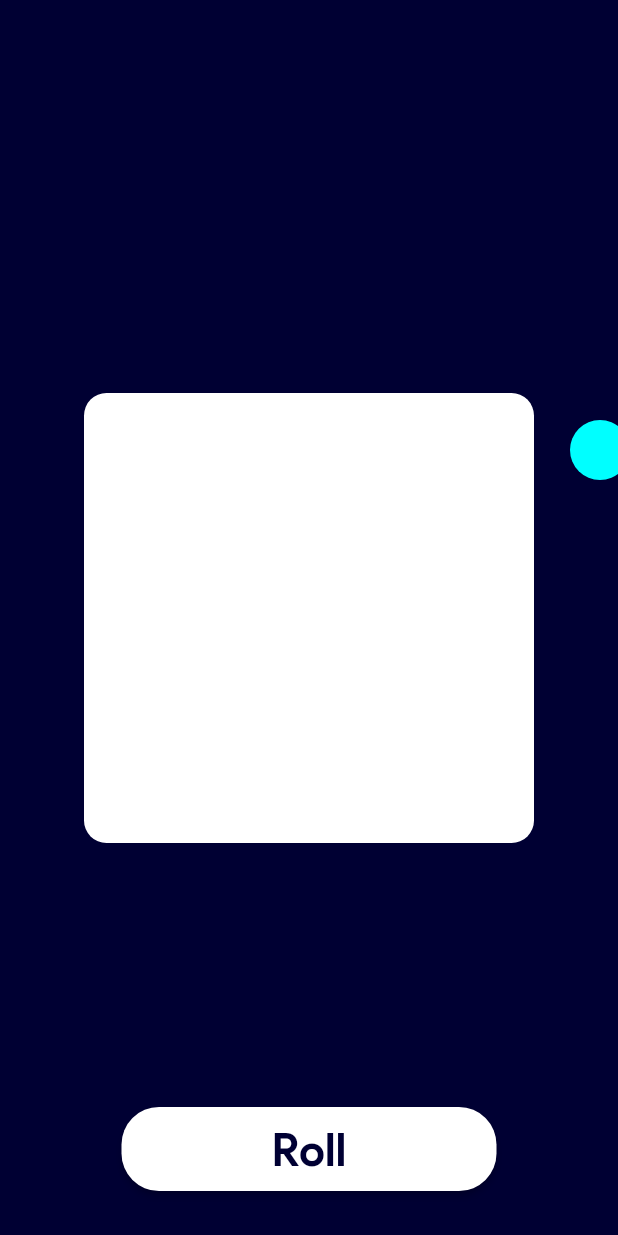
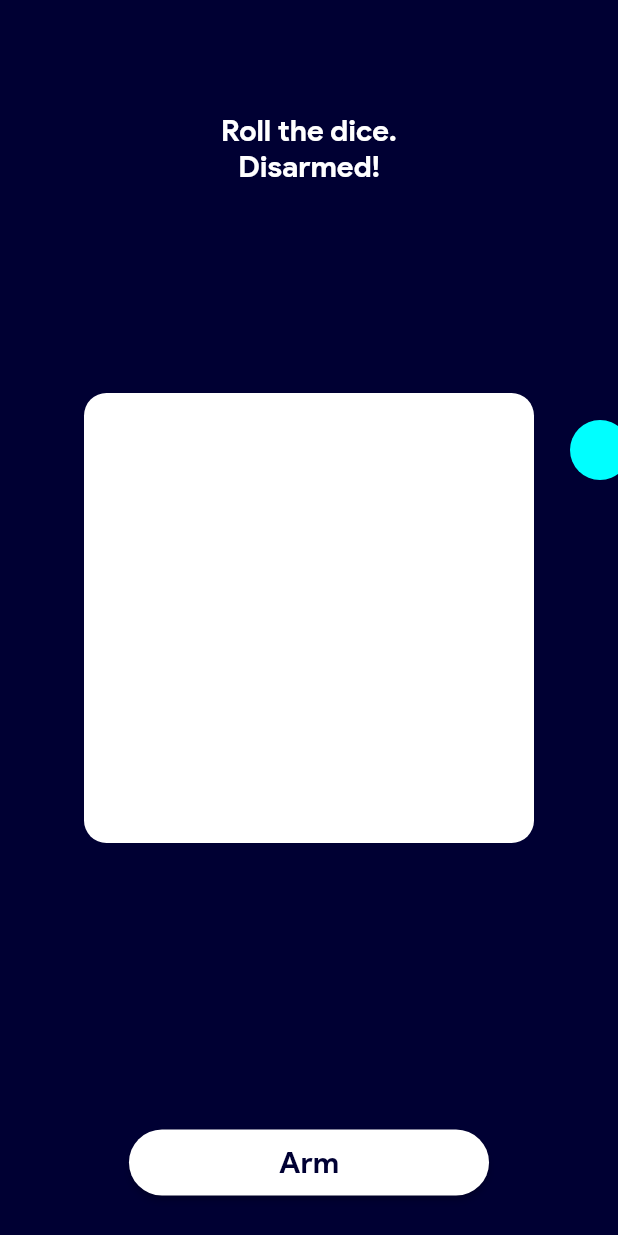
Before and after one commit to iamtheblackunicorn/Random, a Flutter app: the screen it shows after launch, on a phone screen of 412 x 824 dp. Run offline on Flutter 3.47's test engine with Material 2 defaults, Android fonts, the phone set to English and light mode, and no system bars.

Commit message:
v.2.0.0 Tarot

```diff
--- a/lib/src/dice.dart
+++ b/lib/src/dice.dart
@@ -36,6 +36,10 @@ class TheDiceState extends State<TheDice> {
   late Function buttonAction;
   late String buttonText;
   late Timer timer;
+  late Color bgColor;
+  late Color chFaceColor;
+  late String statusText;
+  late String armedStatus;
 
   /// Here we actually populate
   /// the empty variables.
@@ -49,6 +53,10 @@ class TheDiceState extends State<TheDice> {
     otherRandInst = new Random();
     buttonAction = rollDice;
     buttonText = rollText;
+    bgColor = baseBackGroundColor;
+    chFaceColor = diceFaceColor;
+    statusText = introText;
+    armedStatus = disarmed;
     offSetListOne = [
       Offset(
         (window.physicalSize.width/window.devicePixelRatio)/2,
@@ -162,11 +170,17 @@ class TheDiceState extends State<TheDice> {
   void stopRolling(){
     timer.cancel();
     setState((){
+      bgColor = baseBackGroundColor;
+      chFaceColor = diceFaceColor;
       otherRandInst = new Random();
       int randIndex = min + otherRandInst.nextInt(max - min);
       currentFace = allFaces[randIndex];
       buttonAction = rollDice;
       buttonText = rollText;
+      int result = randIndex + 1;
+      String userNum = result.toString();
+      statusText = '$outroText $userNum!';
+      armedStatus = disarmed;
     });
   }
 
@@ -175,8 +189,12 @@ class TheDiceState extends State<TheDice> {
   @override
   void rollDice(){
     setState((){
+      statusText = introText;
       buttonAction = stopRolling;
       buttonText = stopText;
+      bgColor = bgArmedColor;
+      chFaceColor = diceArmedColor;
+      armedStatus = armed;
       timer = Timer.periodic(
         Duration(
           milliseconds: duration
@@ -207,10 +225,11 @@ class TheDiceState extends State<TheDice> {
           new Container(
             width: MediaQuery.of(context).size.width,
             height: MediaQuery.of(context).size.height,
-            color: baseBackGroundColor,
+            color: bgColor,
             child: new CustomPaint(
               painter: Face(
-                offSetList: currentFace
+                offSetList: currentFace,
+                faceColor: chFaceColor
               )
             )
           ),
@@ -220,14 +239,13 @@ class TheDiceState extends State<TheDice> {
             child: new Column(
               mainAxisAlignment: MainAxisAlignment.end,
               children: <Widget> [
-
                 new Padding(
                   padding: EdgeInsets.all(outerPadding),
                   child:new RaisedButton(
                     shape: RoundedRectangleBorder(
                       borderRadius: BorderRadius.circular(buttonRounding)
                     ),
-                    color: diceFaceColor,
+                    color: chFaceColor,
                     padding: EdgeInsets.only(
                       top: verticalPadding,
                       bottom: verticalPadding,
@@ -237,8 +255,8 @@ class TheDiceState extends State<TheDice> {
                     child: new Text(
                       buttonText,
                       style: TextStyle(
-                        color: baseBackGroundColor,
-                        fontSize: outerPadding,
+                        color: bgColor,
+                        fontSize: fontSize,
                         fontFamily: defaultFont
                       )
                     ),
@@ -247,11 +265,33 @@ class TheDiceState extends State<TheDice> {
                     }
                   )
                 )
+              ]
+            )
+          ),
 
-
+          new Center(
+            child: new Column(
+              mainAxisAlignment: MainAxisAlignment.start,
+              children: <Widget> [
+                new SizedBox(
+                  height: topPadding
+                ),
+                new Padding(
+                  padding: EdgeInsets.all(outerPadding),
+                  child: new Text(
+                    '$statusText\n$armedStatus',
+                    textAlign: TextAlign.center,
+                    style: TextStyle(
+                      color: chFaceColor,
+                      fontSize: fontSize,
+                      fontFamily: defaultFont
+                    )
+                  ),
+                ),
               ]
             )
           )
+
         ]
       )
     );
--- a/lib/src/face.dart
+++ b/lib/src/face.dart
@@ -13,8 +13,10 @@ class Face extends CustomPainter{
   /// This variable changes during
   /// state updates of the main widget.
   late final List<Offset> offSetList;
+  late final Color faceColor;
   Face({
     required this.offSetList,
+    required this.faceColor
   });
   void paint(Canvas canvas, Size size){
 
@@ -24,7 +26,7 @@ class Face extends CustomPainter{
       size.height/2
     );
     Paint facePaint = new Paint();
-    facePaint.color = diceFaceColor;
+    facePaint.color = faceColor;
     Rect diceFace = Rect.fromCenter(
       center:center,
       width:diceDimensions,
--- a/lib/src/variables.dart
+++ b/lib/src/variables.dart
@@ -9,6 +9,8 @@ import 'package:flutter/material.dart';
 Color baseBackGroundColor = Color(0xFF000033);
 Color diceFaceColor = Color(0xFFFFFFFF);
 Color dicePointColor = Color(0xFF00ffff);
+Color diceArmedColor = Color(0xFF000000);
+Color bgArmedColor = Color(0xFFDF0045);
 
 // Dice dimensions and measurements.
 double diceDimensions = 300;
@@ -19,16 +21,24 @@ double diceRoundedBorder = 15.0;
 int duration = 90;
 
 // String vars.
-String stopText = 'Stop';
-String rollText = 'Roll';
+String stopText = 'Disarm';
+String rollText = 'Arm';
+String introText = 'Roll the dice.';
+String outroText = 'You got a';
+String armed = 'Armed!';
+String disarmed = 'Disarmed!';
 
 // Offset list indexes.
 int min = 0;
 int max = 5;
 
 // Button variables.
-double outerPadding = 30;
+double outerPadding = 25;
 double verticalPadding = 10;
 double horizontalPadding = 100;
 double buttonRounding = 25;
 String defaultFont = 'ProductSansBold';
+
+// Misc variables.
+double fontSize = 20;
+double topPadding = 50;
--- a/pubspec.yaml
+++ b/pubspec.yaml
@@ -1,7 +1,7 @@
 name: random
 description: Let Fortuna decide for you!
 publish_to: 'none'
-version: 1.0.0+1
+version: 2.0.0+2
 environment:
   sdk: ">=2.13.0 <3.0.0"
 dependencies:
```
Also changed, not shown: 1 other file. Lines whose indentation alone changed are shown as unchanged.
